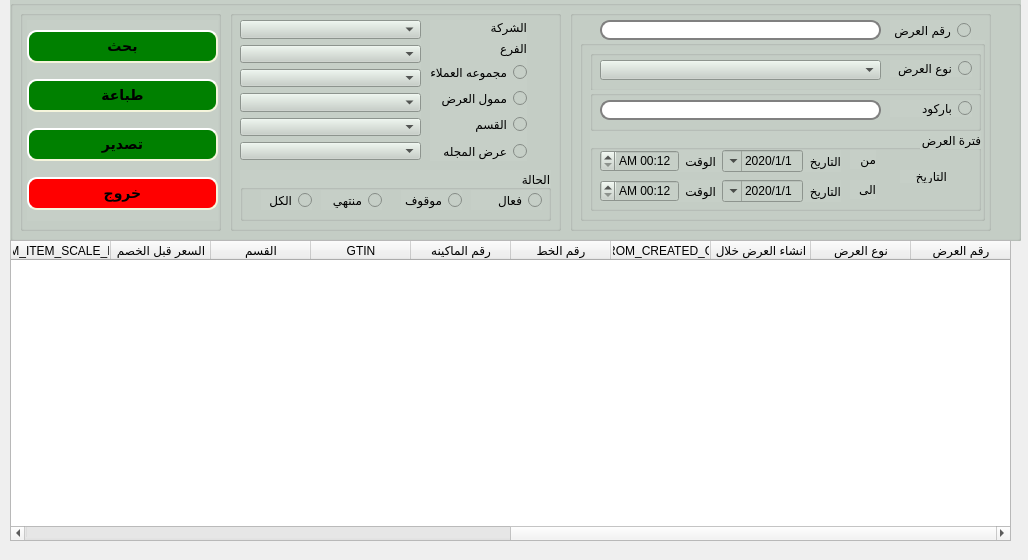
shymaa123456/HyperPOS2020, file presentation/reports_ui/Promotion_display.ui: the form before one commit.
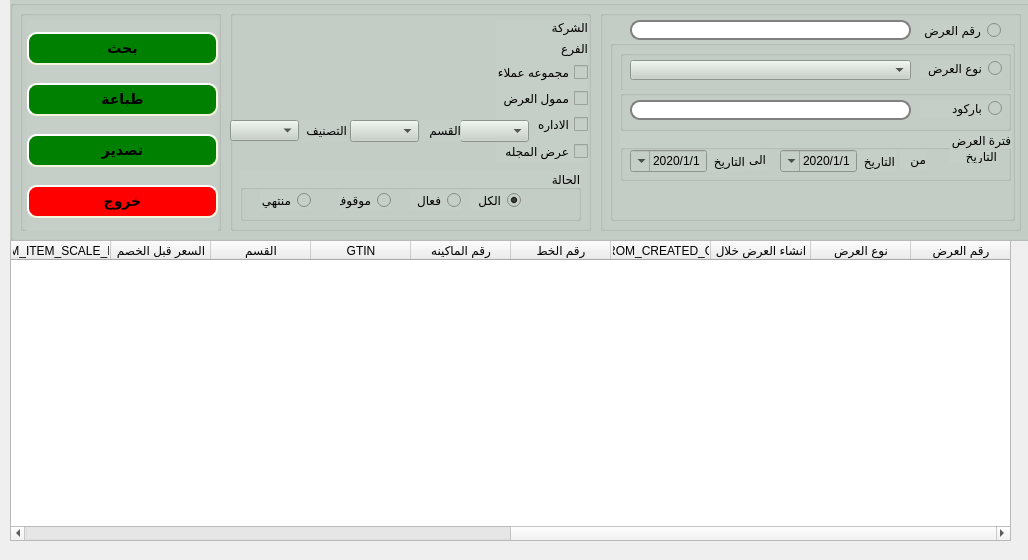
The form after the commit.

Diff of the .ui file:
```diff
--- a/presentation/reports_ui/Promotion_display.ui
+++ b/presentation/reports_ui/Promotion_display.ui
@@ -47,7 +47,7 @@
                 <rect>
                     <x>10</x>
                     <y>0</y>
-                    <width>1011</width>
+     <width>1031</width>
                     <height>241</height>
                 </rect>
             </property>
@@ -77,7 +77,7 @@
                     <rect>
                         <x>220</x>
                         <y>10</y>
-                        <width>331</width>
+      <width>361</width>
                         <height>221</height>
                     </rect>
                 </property>
@@ -87,68 +87,9 @@
                 <widget class="QWidget" name="layoutWidget">
                     <property name="geometry">
                         <rect>
-                            <x>10</x>
+       <x>266</x>
                             <y>10</y>
-                            <width>181</width>
-                            <height>140</height>
-                        </rect>
-                    </property>
-                    <layout class="QVBoxLayout" name="verticalLayout_3">
-                        <item>
-                            <widget class="QComboBox" name="Qcombo_company">
-                                <property name="styleSheet">
-                                    <string notr="true"/>
-                                </property>
-                            </widget>
-                        </item>
-                        <item>
-                            <widget class="QComboBox" name="Qcombo_branch">
-                                <property name="font">
-                                    <font>
-                                        <kerning>true</kerning>
-                                    </font>
-                                </property>
-                                <property name="styleSheet">
-                                    <string notr="true"/>
-                                </property>
-                            </widget>
-                        </item>
-                        <item>
-                            <widget class="QComboBox" name="Qcombo_cust_group">
-                                <property name="styleSheet">
-                                    <string notr="true"/>
-                                </property>
-                            </widget>
-                        </item>
-                        <item>
-                            <widget class="QComboBox" name="Qcombo_sponsor">
-                                <property name="styleSheet">
-                                    <string notr="true"/>
-                                </property>
-                            </widget>
-                        </item>
-                        <item>
-                            <widget class="QComboBox" name="Qcombo_sponsor_2">
-                                <property name="styleSheet">
-                                    <string notr="true"/>
-                                </property>
-                            </widget>
-                        </item>
-                        <item>
-                            <widget class="QComboBox" name="Qcombo_magazine">
-                                <property name="styleSheet">
-                                    <string notr="true"/>
-                                </property>
-                            </widget>
-                        </item>
-                    </layout>
-                </widget>
-                <widget class="QWidget" name="layoutWidget">
-                    <property name="geometry">
-                        <rect>
-                            <x>200</x>
-                            <y>10</y>
-                            <width>97</width>
+       <width>92</width>
                             <height>141</height>
                         </rect>
                     </property>
@@ -168,17 +109,17 @@
                             </widget>
                         </item>
                         <item>
-                            <widget class="QRadioButton" name="QcheckBox_customer_group">
+       <widget class="QCheckBox" name="QcheckBox_customer_group">
                                 <property name="layoutDirection">
                                     <enum>Qt::RightToLeft</enum>
                                 </property>
                                 <property name="text">
-                                    <string>مجموعه العملاء</string>
+         <string>مجموعه عملاء</string>
                                 </property>
                             </widget>
                         </item>
                         <item>
-                            <widget class="QRadioButton" name="QcheckBox_sponsor_prom">
+       <widget class="QCheckBox" name="QcheckBox_sponsor_prom">
                                 <property name="layoutDirection">
                                     <enum>Qt::RightToLeft</enum>
                                 </property>
@@ -188,17 +129,17 @@
                             </widget>
                         </item>
                         <item>
-                            <widget class="QRadioButton" name="QcheckBox_department">
+       <widget class="QCheckBox" name="QcheckBox_department">
                                 <property name="layoutDirection">
                                     <enum>Qt::RightToLeft</enum>
                                 </property>
                                 <property name="text">
-                                    <string>القسم</string>
+         <string>الاداره</string>
                                 </property>
                             </widget>
                         </item>
                         <item>
-                            <widget class="QRadioButton" name="QcheckBox_magazine">
+       <widget class="QCheckBox" name="QcheckBox_magazine">
                                 <property name="layoutDirection">
                                     <enum>Qt::RightToLeft</enum>
                                 </property>
@@ -214,7 +155,7 @@
                         <rect>
                             <x>10</x>
                             <y>160</y>
-                            <width>311</width>
+       <width>341</width>
                             <height>51</height>
                         </rect>
                     </property>
@@ -227,9 +168,9 @@
                     <widget class="QRadioButton" name="radioBtnPromActive">
                         <property name="geometry">
                             <rect>
-                                <x>231</x>
+        <x>170</x>
                                 <y>20</y>
-                                <width>71</width>
+        <width>51</width>
                                 <height>20</height>
                             </rect>
                         </property>
@@ -240,9 +181,9 @@
                     <widget class="QRadioButton" name="radioBtnPromStop">
                         <property name="geometry">
                             <rect>
-                                <x>161</x>
+        <x>100</x>
                                 <y>20</y>
-                                <width>61</width>
+        <width>51</width>
                                 <height>20</height>
                             </rect>
                         </property>
@@ -253,9 +194,9 @@
                     <widget class="QRadioButton" name="radioBtnPromExpired">
                         <property name="geometry">
                             <rect>
-                                <x>81</x>
+        <x>20</x>
                                 <y>20</y>
-                                <width>61</width>
+        <width>51</width>
                                 <height>20</height>
                             </rect>
                         </property>
@@ -266,22 +207,100 @@
                     <widget class="QRadioButton" name="radioBtnPromAll">
                         <property name="geometry">
                             <rect>
-                                <x>21</x>
+        <x>230</x>
                                 <y>20</y>
                                 <width>51</width>
                                 <height>20</height>
                             </rect>
                         </property>
+      <property name="sizePolicy">
+       <sizepolicy hsizetype="Minimum" vsizetype="Minimum">
+        <horstretch>0</horstretch>
+        <verstretch>0</verstretch>
+       </sizepolicy>
+      </property>
+      <property name="autoFillBackground">
+       <bool>false</bool>
+      </property>
                         <property name="text">
                             <string>الكل</string>
                         </property>
-                    </widget>
-                </widget>
+      <property name="checked">
+       <bool>true</bool>
+      </property>
+     </widget>
+    </widget>
+    <widget class="QComboBox" name="CMB_level4">
+     <property name="geometry">
+      <rect>
+       <x>-90</x>
+       <y>110</y>
+       <width>81</width>
+       <height>20</height>
+      </rect>
+     </property>
+    </widget>
+    <widget class="QComboBox" name="Qcombo_department">
+     <property name="geometry">
+      <rect>
+       <x>230</x>
+       <y>110</y>
+       <width>69</width>
+       <height>22</height>
+      </rect>
+     </property>
+    </widget>
+    <widget class="QComboBox" name="Qcombo_section">
+     <property name="geometry">
+      <rect>
+       <x>120</x>
+       <y>110</y>
+       <width>69</width>
+       <height>22</height>
+      </rect>
+     </property>
+    </widget>
+    <widget class="QLabel" name="label_2">
+     <property name="geometry">
+      <rect>
+       <x>190</x>
+       <y>110</y>
+       <width>41</width>
+       <height>21</height>
+      </rect>
+     </property>
+     <property name="text">
+      <string>القسم</string>
+     </property>
+    </widget>
+    <widget class="QLabel" name="label_5">
+     <property name="geometry">
+      <rect>
+       <x>70</x>
+       <y>110</y>
+       <width>47</width>
+       <height>21</height>
+      </rect>
+     </property>
+     <property name="text">
+      <string>التصنيف</string>
+     </property>
+    </widget>
+    <widget class="QComboBox" name="Qcombo_classification">
+     <property name="geometry">
+      <rect>
+       <x>0</x>
+       <y>110</y>
+       <width>69</width>
+       <height>21</height>
+      </rect>
+     </property>
+    </widget>
             </widget>
             <widget class="QGroupBox" name="groupBox_5">
                 <property name="geometry">
                     <rect>
-                        <x>560</x>
+      <x>590</x>
                         <y>10</y>
                         <width>421</width>
                         <height>221</height>
@@ -335,7 +354,7 @@
                                 <x>10</x>
                                 <y>90</y>
                                 <width>391</width>
-                                <height>81</height>
+        <height>51</height>
                             </rect>
                         </property>
                         <property name="layoutDirection">
@@ -347,9 +366,9 @@
                         <widget class="QWidget" name="layoutWidget_2">
                             <property name="geometry">
                                 <rect>
-                                    <x>10</x>
+         <x>160</x>
                                     <y>20</y>
-                                    <width>241</width>
+         <width>115</width>
                                     <height>22</height>
                                 </rect>
                             </property>
@@ -384,29 +403,12 @@
                                         </property>
                                     </widget>
                                 </item>
-                                <item>
-                                    <widget class="QLabel" name="label_2">
-                                        <property name="text">
-                                            <string>الوقت</string>
-                                        </property>
-                                    </widget>
-                                </item>
-                                <item>
-                                    <widget class="QDateTimeEdit" name="Qtime_from">
-                                        <property name="displayFormat">
-                                            <string>h:mm AP</string>
-                                        </property>
-                                        <property name="calendarPopup">
-                                            <bool>false</bool>
-                                        </property>
-                                    </widget>
-                                </item>
                             </layout>
                         </widget>
                         <widget class="QLabel" name="label_9">
                             <property name="geometry">
                                 <rect>
-                                    <x>260</x>
+         <x>280</x>
                                     <y>20</y>
                                     <width>26</width>
                                     <height>19</height>
@@ -419,8 +421,8 @@
                         <widget class="QLabel" name="label_10">
                             <property name="geometry">
                                 <rect>
-                                    <x>260</x>
-                                    <y>50</y>
+         <x>120</x>
+         <y>20</y>
                                     <width>26</width>
                                     <height>19</height>
                                 </rect>
@@ -433,8 +435,8 @@
                             <property name="geometry">
                                 <rect>
                                     <x>10</x>
-                                    <y>50</y>
-                                    <width>241</width>
+         <y>20</y>
+         <width>115</width>
                                     <height>22</height>
                                 </rect>
                             </property>
@@ -466,30 +468,13 @@
                                         </property>
                                     </widget>
                                 </item>
-                                <item>
-                                    <widget class="QLabel" name="label_7">
-                                        <property name="text">
-                                            <string>الوقت</string>
-                                        </property>
-                                    </widget>
-                                </item>
-                                <item>
-                                    <widget class="QDateTimeEdit" name="Qtime_to">
-                                        <property name="displayFormat">
-                                            <string>h:mm AP</string>
-                                        </property>
-                                        <property name="calendarPopup">
-                                            <bool>false</bool>
-                                        </property>
-                                    </widget>
-                                </item>
                             </layout>
                         </widget>
                         <widget class="QLabel" name="label">
                             <property name="geometry">
                                 <rect>
-                                    <x>310</x>
-                                    <y>40</y>
+         <x>330</x>
+         <y>20</y>
                                     <width>47</width>
                                     <height>13</height>
                                 </rect>
@@ -613,6 +598,12 @@
                             <property name="text">
                                 <string>باركود</string>
                             </property>
+       <property name="checked">
+        <bool>false</bool>
+       </property>
+       <property name="autoRepeat">
+        <bool>false</bool>
+       </property>
                         </widget>
                     </widget>
                 </widget>
@@ -651,7 +642,7 @@
                             <x>7</x>
                             <y>10</y>
                             <width>191</width>
-                            <height>201</height>
+       <height>211</height>
                         </rect>
                     </property>
                     <layout class="QVBoxLayout" name="verticalLayout">
```
Lines whose indentation alone changed are shown as unchanged.
